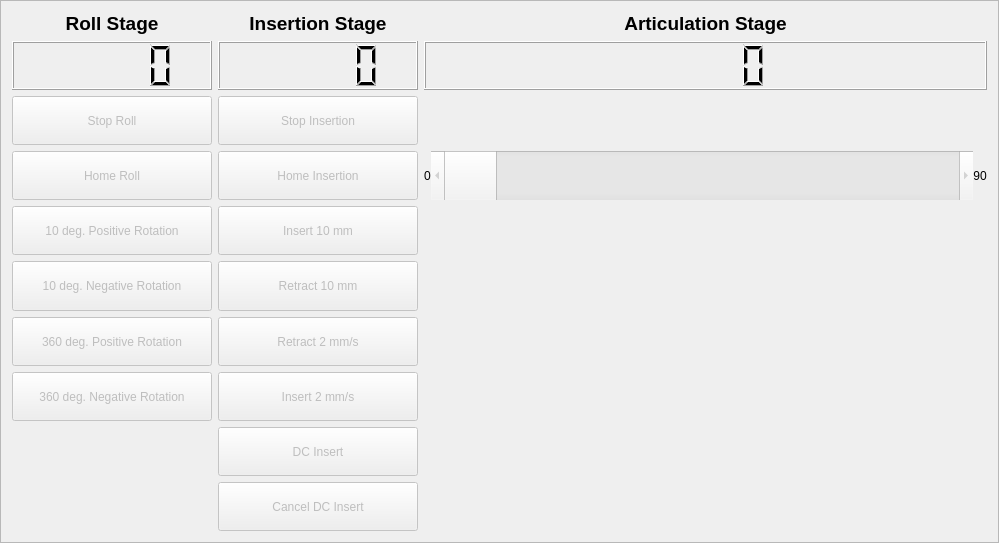
Above: src/RTUltrasteer/RobotControlsWidget.ui from josephgreer/ultrasteer before the change. Below: the same form after it.
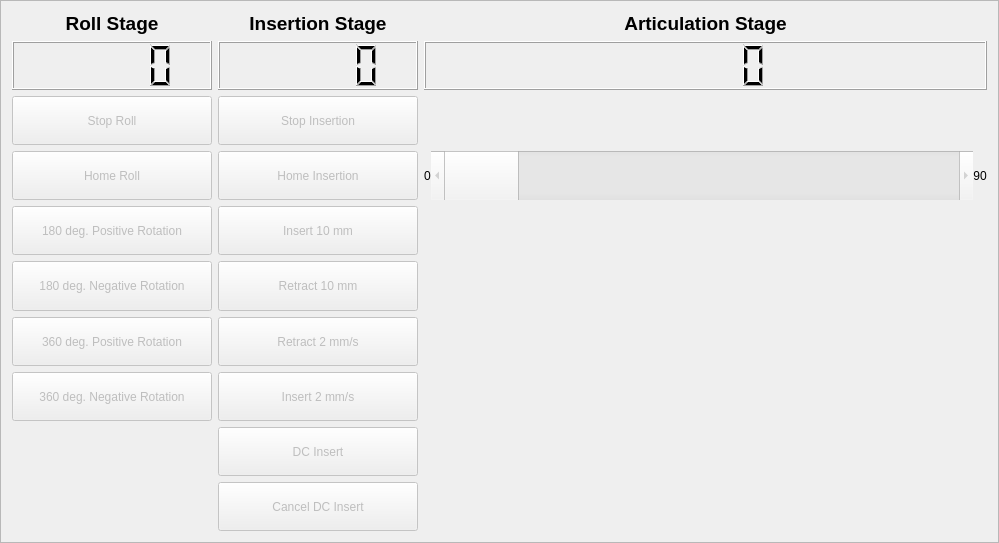
That is the form after the change.

Commit message: Ton of changes for needle steering robot (including adding thread)

Patch:
```diff
--- a/src/RTUltrasteer/RobotControlsWidget.ui
+++ b/src/RTUltrasteer/RobotControlsWidget.ui
@@ -40,7 +40,7 @@
         </size>
        </property>
        <property name="text">
-        <string>10 deg. Negative Rotation</string>
+        <string>180 deg. Negative Rotation</string>
        </property>
       </widget>
      </item>
@@ -291,7 +291,7 @@
         </size>
        </property>
        <property name="text">
-        <string>10 deg. Positive Rotation</string>
+        <string>180 deg. Positive Rotation</string>
        </property>
       </widget>
      </item>
@@ -381,7 +381,7 @@
           <number>0</number>
          </property>
          <property name="maximum">
-          <number>90</number>
+          <number>60</number>
          </property>
          <property name="orientation">
           <enum>Qt::Horizontal</enum>
```
The commit also changes 20 other files.
